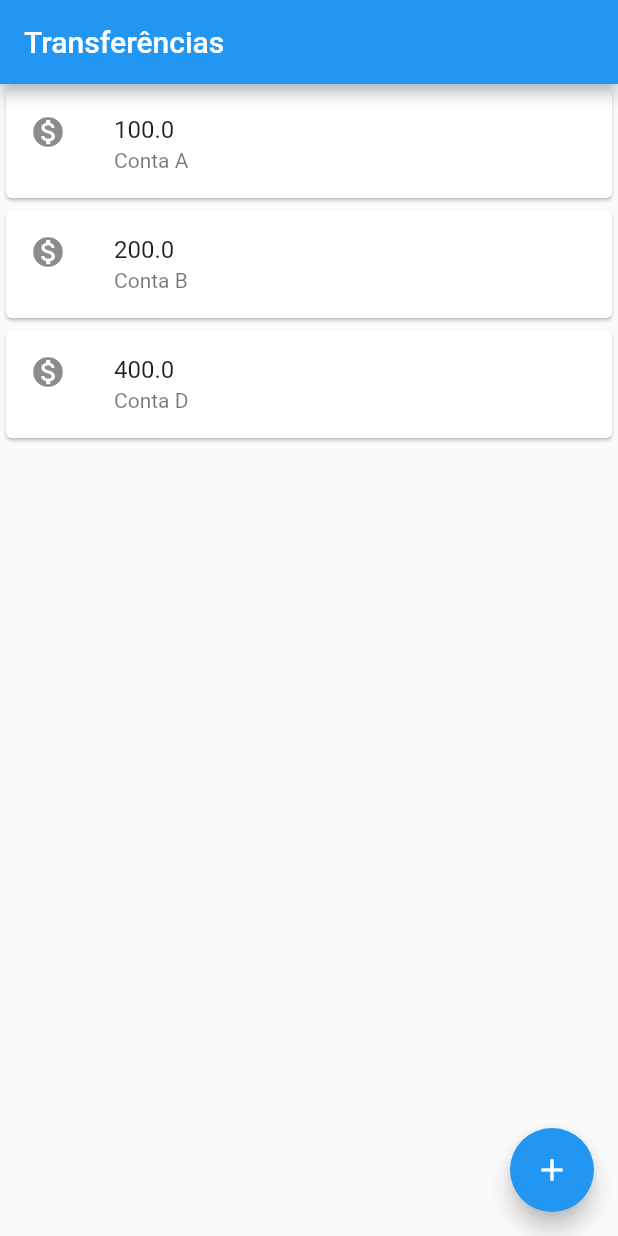
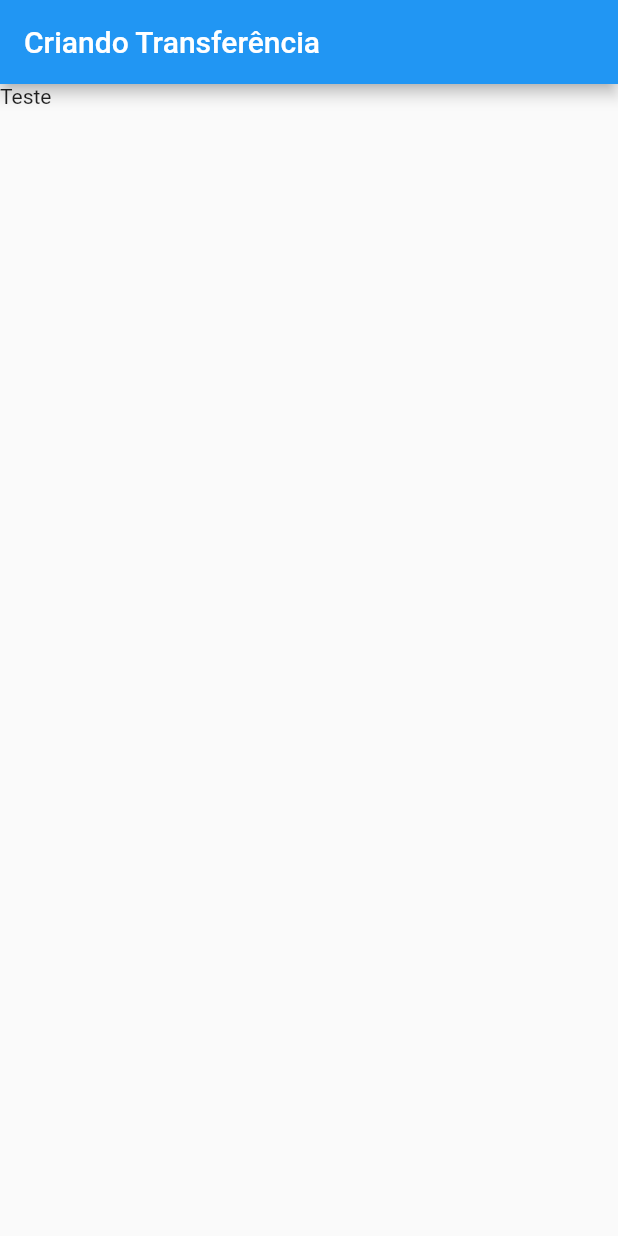
Before and after one commit to EduardoMarques-Dev/ByteBank-Flutter, a Flutter app: the screen it shows after launch, on a phone screen of 412 x 824 dp. Run offline on Flutter 3.47's test engine with Material 2 defaults, Android fonts, the phone set to English and light mode, and no system bars.

Commit message:
Aula: Conhecendo o hot reload

```diff
--- a/lib/main.dart
+++ b/lib/main.dart
@@ -1,33 +1,56 @@
 import 'package:flutter/material.dart';
 
-void main() => runApp(MaterialApp(
+void main() => runApp(ByteBankApp());
+
+class ByteBankApp extends StatelessWidget {
+  const ByteBankApp({Key? key}) : super(key: key);
+
+  @override
+  Widget build(BuildContext context) {
+    return MaterialApp(
       home: Scaffold(
+        body: FormularioTransferencia(),
+      ),
+    );
+  }
+}
+
+class FormularioTransferencia extends StatelessWidget {
+  const FormularioTransferencia({Key? key}) : super(key: key);
+
+  @override
+  Widget build(BuildContext context) {
+    return Scaffold(
         appBar: AppBar(
-          title: Text("Transferências"),
+          title: Text('Criando Transferência'),
         ),
-        body: ListaTransferencias(),
-        floatingActionButton: FloatingActionButton(
-          child: Icon(Icons.add),
-          onPressed: null,
-        ),
-      ),
-    ));
+        body: Text('Teste'));
+  }
+}
 
 class ListaTransferencias extends StatelessWidget {
   @override
   Widget build(BuildContext context) {
-    return Column(
-      children: <Widget> [
-        ItemTransferencia(Transferencia(100.0,'Conta A')),
-        ItemTransferencia(Transferencia(200.0,'Conta B')),
-        ItemTransferencia(Transferencia(400.0,'Conta D')),
-      ],
+    return Scaffold(
+      appBar: AppBar(
+        title: Text("Transferências"),
+      ),
+      body: Column(
+        children: <Widget>[
+          ItemTransferencia(Transferencia(100.0, 'Conta A')),
+          ItemTransferencia(Transferencia(200.0, 'Conta B')),
+          ItemTransferencia(Transferencia(400.0, 'Conta D')),
+        ],
+      ),
+      floatingActionButton: FloatingActionButton(
+        child: Icon(Icons.add),
+        onPressed: null,
+      ),
     );
   }
 }
 
 class ItemTransferencia extends StatelessWidget {
-
   final Transferencia _transferencia;
 
   ItemTransferencia(this._transferencia);
@@ -44,9 +67,9 @@ class ItemTransferencia extends StatelessWidget {
   }
 }
 
-  class Transferencia {
-    final double valor;
-    final String Conta;
+class Transferencia {
+  final double valor;
+  final String Conta;
 
-    Transferencia(this.valor, this.Conta);
+  Transferencia(this.valor, this.Conta);
 }
```
